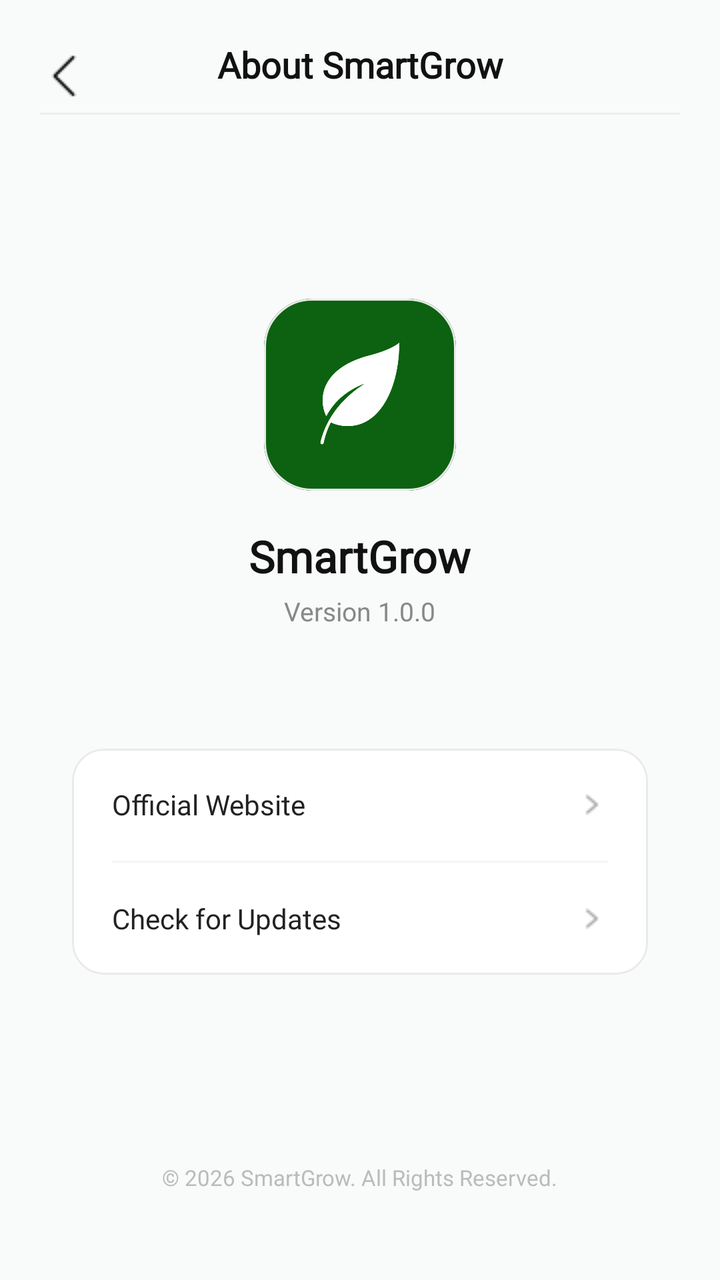
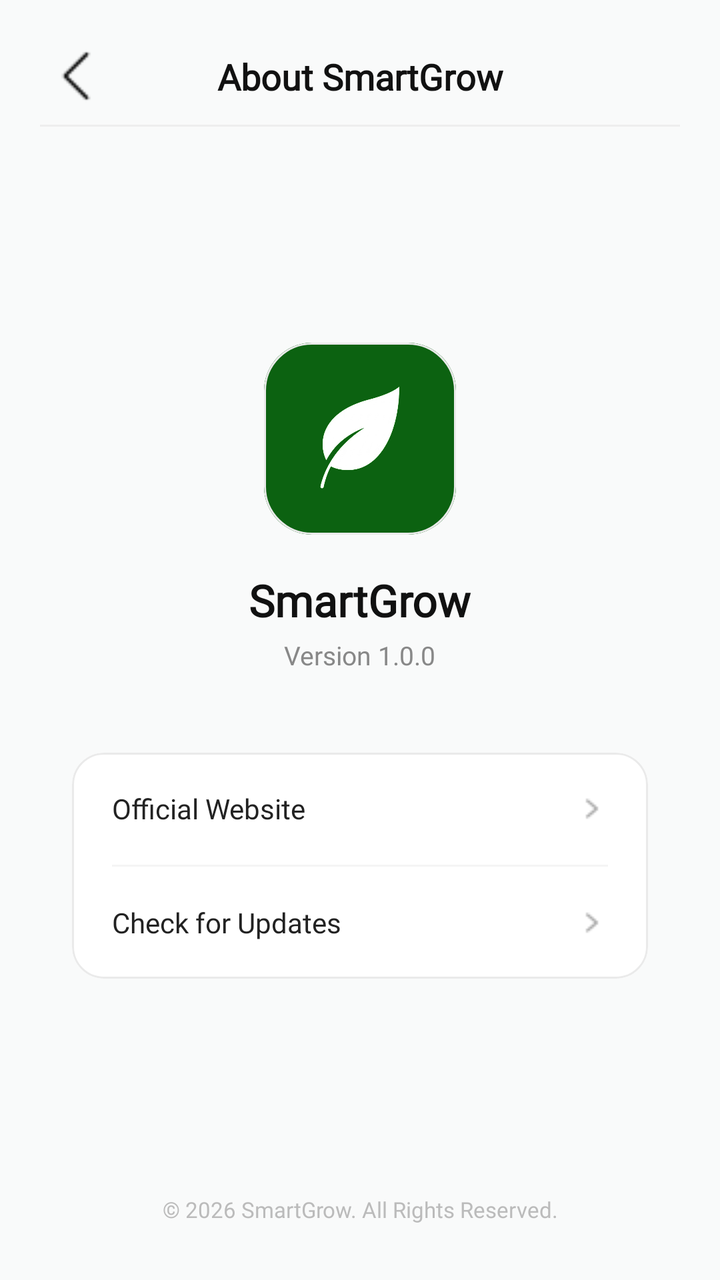

An Android layout rendered at two revisions. The XML below is the earlier revision; the diff shows what the commit changed to produce the second picture.
<!-- AndroidManifest.xml: application theme Theme.SmartGrow -->
<!-- res/layout/fragment_about_smart_grow.xml -->
<?xml version="1.0" encoding="utf-8"?>
<androidx.constraintlayout.widget.ConstraintLayout
    xmlns:android="http://schemas.android.com/apk/res/android"
    xmlns:app="http://schemas.android.com/apk/res-auto"
    xmlns:tools="http://tools.android.com/tools"
    android:id="@+id/layout_about_smartgrow"
    android:layout_width="match_parent"
    android:layout_height="match_parent"
    android:background="#F9FAFA"
    android:padding="20dp">

    <ImageView
        android:id="@+id/btn_back_about"
        android:layout_width="wrap_content"
        android:layout_height="36dp"
        android:background="?attr/selectableItemBackgroundBorderless"
        android:clickable="true"
        android:focusable="true"
        android:src="@drawable/ic_back"
        app:layout_constraintStart_toStartOf="parent"
        app:layout_constraintTop_toTopOf="parent"
        android:contentDescription="Go back"/>

    <TextView
        android:id="@+id/tv_about_title"
        android:layout_width="wrap_content"
        android:layout_height="wrap_content"
        android:fontFamily="@font/poppins"
        android:text="About SmartGrow"
        android:textAlignment="center"
        android:textColor="#111111"
        android:textSize="18sp"
        android:textStyle="bold"
        app:layout_constraintEnd_toEndOf="parent"
        app:layout_constraintStart_toStartOf="parent"
        app:layout_constraintTop_toTopOf="parent" />

    <View
        android:id="@+id/header_divider_about"
        android:layout_width="match_parent"
        android:layout_height="1dp"
        android:background="#EEEEEE"
        android:layout_marginTop="12dp"
        app:layout_constraintTop_toBottomOf="@id/tv_about_title"/>

    <androidx.core.widget.NestedScrollView
        android:layout_width="match_parent"
        android:layout_height="0dp"
        android:fillViewport="true"
        android:layout_marginTop="12dp"
        app:layout_constraintTop_toBottomOf="@id/header_divider_about"
        app:layout_constraintBottom_toBottomOf="parent">

        <LinearLayout
            android:layout_width="match_parent"
            android:layout_height="wrap_content"
            android:orientation="vertical"
            android:gravity="center_horizontal"
            android:paddingBottom="24dp">

            <com.google.android.material.card.MaterialCardView
                android:id="@+id/card_app_logo"
                android:layout_width="96dp"
                android:layout_height="96dp"
                android:layout_marginTop="80dp"
                app:cardBackgroundColor="#FFFFFF"
                app:cardCornerRadius="24dp"
                app:cardElevation="0dp"
                app:strokeColor="#EAEAEA"
                app:strokeWidth="1dp">

                <ImageView
                    android:layout_width="match_parent"
                    android:layout_height="match_parent"
                    android:padding="20dp"
                    android:background="#0C6211"
                    android:src="@drawable/smartgrow_logo"
                     />
            </com.google.android.material.card.MaterialCardView>

            <TextView
                android:layout_width="wrap_content"
                android:layout_height="wrap_content"
                android:layout_marginTop="18dp"
                android:text="SmartGrow"
                android:textColor="#111111"
                android:textSize="22sp"
                android:textStyle="bold"
                android:fontFamily="@font/poppins" />

            <TextView
                android:layout_width="wrap_content"
                android:layout_height="wrap_content"
                android:layout_marginTop="4dp"
                android:text="Version 1.0.0"
                android:textColor="#888888"
                android:textSize="13sp"
                android:fontFamily="@font/poppins" />

            <com.google.android.material.card.MaterialCardView
                android:layout_width="match_parent"
                android:layout_height="wrap_content"
                android:layout_marginHorizontal="16dp"
                android:layout_marginTop="60dp"
                app:cardBackgroundColor="#FFFFFF"
                app:cardCornerRadius="16dp"
                app:cardElevation="0dp"
                app:strokeColor="#EAEAEA"
                app:strokeWidth="1dp">

                <LinearLayout
                    android:layout_width="match_parent"
                    android:layout_height="wrap_content"
                    android:orientation="vertical">

                    <RelativeLayout
                        android:id="@+id/btn_official_website"
                        android:layout_width="match_parent"
                        android:layout_height="56dp"
                        android:clickable="true"
                        android:focusable="true"
                        android:background="?attr/selectableItemBackground"
                        android:paddingHorizontal="20dp">

                        <TextView
                            android:layout_width="wrap_content"
                            android:layout_height="wrap_content"
                            android:layout_alignParentStart="true"
                            android:layout_centerInParent="true"
                            android:text="Official Website"
                            android:textColor="#222222"
                            android:textSize="14sp"
                            android:fontFamily="@font/poppins" />

                        <ImageView
                            android:layout_width="16dp"
                            android:layout_height="16dp"
                            android:layout_alignParentEnd="true"
                            android:layout_centerInParent="true"
                            android:src="@drawable/ic_next"
                            app:tint="#AAAAAA" />
                    </RelativeLayout>

                    <View
                        android:layout_width="match_parent"
                        android:layout_height="1dp"
                        android:background="#F5F5F5"
                        android:layout_marginHorizontal="20dp"/>

                    <RelativeLayout
                        android:id="@+id/btn_rate_app"
                        android:layout_width="match_parent"
                        android:layout_height="56dp"
                        android:clickable="true"
                        android:focusable="true"
                        android:background="?attr/selectableItemBackground"
                        android:paddingHorizontal="20dp">

                        <TextView
                            android:layout_width="wrap_content"
                            android:layout_height="wrap_content"
                            android:layout_alignParentStart="true"
                            android:layout_centerInParent="true"
                            android:text="Check for Updates"
                            android:textColor="#222222"
                            android:textSize="14sp"
                            android:fontFamily="@font/poppins" />

                        <ImageView
                            android:layout_width="16dp"
                            android:layout_height="16dp"
                            android:layout_alignParentEnd="true"
                            android:layout_centerInParent="true"
                            android:src="@drawable/ic_next"
                            app:tint="#AAAAAA" />
                    </RelativeLayout>

                </LinearLayout>
            </com.google.android.material.card.MaterialCardView>

            <View
                android:layout_width="match_parent"
                android:layout_height="0dp"
                android:layout_weight="1"/>

            <TextView
                android:layout_width="wrap_content"
                android:layout_height="wrap_content"
                android:layout_marginTop="56dp"
                android:text="© 2026 SmartGrow. All Rights Reserved."
                android:textColor="#BBBBBB"
                android:textSize="11sp"
                android:fontFamily="@font/poppins" />

        </LinearLayout>
    </androidx.core.widget.NestedScrollView>
</androidx.constraintlayout.widget.ConstraintLayout>
<!-- resources referenced by this layout -->
<resources>
  <!-- drawable ic_back: png bitmap (drawable, 215 bytes) -->
  <!-- drawable ic_next: png bitmap (drawable, 250 bytes) -->
  <!-- drawable smartgrow_logo: png bitmap (drawable, 73503 bytes) -->
  <style name="Theme.SmartGrow" parent="Base.Theme.SmartGrow" />
  <style name="Base.Theme.SmartGrow" parent="Theme.Material3.DayNight.NoActionBar">
          <item name="android:windowBackground">@android:color/white</item>
          <item name="android:windowDisablePreview">true</item>
          <item name="android:statusBarColor">#0C6211</item>
          <item name="android:windowLightStatusBar" tools:targetApi="m">false</item>
      </style>
</resources>

<!-- the commit's change to res/layout/fragment_about_smart_grow.xml (unified diff, before → after) -->
@@ -2,21 +2,22 @@
 <androidx.constraintlayout.widget.ConstraintLayout
     xmlns:android="http://schemas.android.com/apk/res/android"
     xmlns:app="http://schemas.android.com/apk/res-auto"
-    xmlns:tools="http://tools.android.com/tools"
     android:id="@+id/layout_about_smartgrow"
     android:layout_width="match_parent"
     android:layout_height="match_parent"
     android:background="#F9FAFA"
     android:padding="20dp">
 
+    
     <ImageView
         android:id="@+id/btn_back_about"
-        android:layout_width="wrap_content"
+        android:layout_width="36dp"
         android:layout_height="36dp"
         android:background="?attr/selectableItemBackgroundBorderless"
         android:clickable="true"
         android:focusable="true"
         android:src="@drawable/ic_back"
+        android:padding="4dp"
         app:layout_constraintStart_toStartOf="parent"
         app:layout_constraintTop_toTopOf="parent"
         android:contentDescription="Go back"/>
@@ -27,13 +28,13 @@
         android:layout_height="wrap_content"
         android:fontFamily="@font/poppins"
         android:text="About SmartGrow"
-        android:textAlignment="center"
         android:textColor="#111111"
         android:textSize="18sp"
         android:textStyle="bold"
         app:layout_constraintEnd_toEndOf="parent"
         app:layout_constraintStart_toStartOf="parent"
-        app:layout_constraintTop_toTopOf="parent" />
+        app:layout_constraintTop_toTopOf="@id/btn_back_about"
+        app:layout_constraintBottom_toBottomOf="@id/btn_back_about"/>
 
     <View
         android:id="@+id/header_divider_about"
@@ -43,155 +44,147 @@
         android:layout_marginTop="12dp"
         app:layout_constraintTop_toBottomOf="@id/tv_about_title"/>
 
-    <androidx.core.widget.NestedScrollView
+
+    
+    <TextView
+        android:id="@+id/tv_copyright"
+        android:layout_width="wrap_content"
+        android:layout_height="wrap_content"
+        android:layout_marginBottom="8dp"
+        android:text="© 2026 SmartGrow. All Rights Reserved."
+        android:textColor="#BBBBBB"
+        android:textSize="11sp"
+        android:fontFamily="@font/poppins"
+        app:layout_constraintBottom_toBottomOf="parent"
+        app:layout_constraintStart_toStartOf="parent"
+        app:layout_constraintEnd_toEndOf="parent" />
+
+
+    
+    <LinearLayout
         android:layout_width="match_parent"
-        android:layout_height="0dp"
-        android:fillViewport="true"
-        android:layout_marginTop="12dp"
+        android:layout_height="wrap_content"
+        android:orientation="vertical"
+        android:gravity="center_horizontal"
         app:layout_constraintTop_toBottomOf="@id/header_divider_about"
-        app:layout_constraintBottom_toBottomOf="parent">
+        app:layout_constraintBottom_toTopOf="@id/tv_copyright">
 
-        <LinearLayout
+        <com.google.android.material.card.MaterialCardView
+            android:id="@+id/card_app_logo"
+            android:layout_width="96dp"
+            android:layout_height="96dp"
+            app:cardBackgroundColor="#FFFFFF"
+            app:cardCornerRadius="24dp"
+            app:cardElevation="0dp"
+            app:strokeColor="#EAEAEA"
+            app:strokeWidth="1dp">
+
+            <ImageView
+                android:layout_width="match_parent"
+                android:layout_height="match_parent"
+                android:padding="20dp"
+                android:background="#0C6211"
+                android:src="@drawable/smartgrow_logo" />
+        </com.google.android.material.card.MaterialCardView>
+
+        <TextView
+            android:layout_width="wrap_content"
+            android:layout_height="wrap_content"
+            android:layout_marginTop="18dp"
+            android:text="SmartGrow"
+            android:textColor="#111111"
+            android:textSize="22sp"
+            android:textStyle="bold"
+            android:fontFamily="@font/poppins" />
+
+        <TextView
+            android:layout_width="wrap_content"
+            android:layout_height="wrap_content"
+            android:layout_marginTop="4dp"
+            android:text="Version 1.0.0"
+            android:textColor="#888888"
+            android:textSize="13sp"
+            android:fontFamily="@font/poppins" />
+
+        <com.google.android.material.card.MaterialCardView
             android:layout_width="match_parent"
             android:layout_height="wrap_content"
-            android:orientation="vertical"
-            android:gravity="center_horizontal"
-            android:paddingBottom="24dp">
+            android:layout_marginHorizontal="16dp"
+            android:layout_marginTop="40dp"
+            app:cardBackgroundColor="#FFFFFF"
+            app:cardCornerRadius="16dp"
+            app:cardElevation="0dp"
+            app:strokeColor="#EAEAEA"
+            app:strokeWidth="1dp">
 
-            <com.google.android.material.card.MaterialCardView
-                android:id="@+id/card_app_logo"
-                android:layout_width="96dp"
-                android:layout_height="96dp"
-                android:layout_marginTop="80dp"
-                app:cardBackgroundColor="#FFFFFF"
-                app:cardCornerRadius="24dp"
-                app:cardElevation="0dp"
-                app:strokeColor="#EAEAEA"
-                app:strokeWidth="1dp">
-
-                <ImageView
-                    android:layout_width="match_parent"
-                    android:layout_height="match_parent"
-                    android:padding="20dp"
-                    android:background="#0C6211"
-                    android:src="@drawable/smartgrow_logo"
-                     />
-            </com.google.android.material.card.MaterialCardView>
-
-            <TextView
-                android:layout_width="wrap_content"
-                android:layout_height="wrap_content"
-                android:layout_marginTop="18dp"
-                android:text="SmartGrow"
-                android:textColor="#111111"
-                android:textSize="22sp"
-                android:textStyle="bold"
-                android:fontFamily="@font/poppins" />
-
-            <TextView
-                android:layout_width="wrap_content"
-                android:layout_height="wrap_content"
-                android:layout_marginTop="4dp"
-                android:text="Version 1.0.0"
-                android:textColor="#888888"
-                android:textSize="13sp"
-                android:fontFamily="@font/poppins" />
-
-            <com.google.android.material.card.MaterialCardView
+            <LinearLayout
                 android:layout_width="match_parent"
                 android:layout_height="wrap_content"
-                android:layout_marginHorizontal="16dp"
-                android:layout_marginTop="60dp"
-                app:cardBackgroundColor="#FFFFFF"
-                app:cardCornerRadius="16dp"
-                app:cardElevation="0dp"
-                app:strokeColor="#EAEAEA"
-                app:strokeWidth="1dp">
+                android:orientation="vertical">
 
-                <LinearLayout
+                <RelativeLayout
+                    android:id="@+id/btn_official_website"
                     android:layout_width="match_parent"
-                    android:layout_height="wrap_content"
-                    android:orientation="vertical">
+                    android:layout_height="56dp"
+                    android:clickable="true"
+                    android:focusable="true"
+                    android:background="?attr/selectableItemBackground"
+                    android:paddingHorizontal="20dp">
 
-                    <RelativeLayout
-                        android:id="@+id/btn_official_website"
-                        android:layout_width="match_parent"
-                        android:layout_height="56dp"
-                        android:clickable="true"
-                        android:focusable="true"
-                        android:background="?attr/selectableItemBackground"
-                        android:paddingHorizontal="20dp">
+                    <TextView
+                        android:layout_width="wrap_content"
+                        android:layout_height="wrap_content"
+                        android:layout_alignParentStart="true"
+                        android:layout_centerInParent="true"
+                        android:text="Official Website"
+                        android:textColor="#222222"
+                        android:textSize="14sp"
+                        android:fontFamily="@font/poppins" />
 
-                        <TextView
-                            android:layout_width="wrap_content"
-                            android:layout_height="wrap_content"
-                            android:layout_alignParentStart="true"
-                            android:layout_centerInParent="true"
-                            android:text="Official Website"
-                            android:textColor="#222222"
-                            android:textSize="14sp"
-                            android:fontFamily="@font/poppins" />
+                    <ImageView
+                        android:layout_width="16dp"
+                        android:layout_height="16dp"
+                        android:layout_alignParentEnd="true"
+                        android:layout_centerInParent="true"
+                        android:src="@drawable/ic_next"
+                        app:tint="#AAAAAA" />
+                </RelativeLayout>
 
-                        <ImageView
-                            android:layout_width="16dp"
-                            android:layout_height="16dp"
-                            android:layout_alignParentEnd="true"
-                            android:layout_centerInParent="true"
-                            android:src="@drawable/ic_next"
-                            app:tint="#AAAAAA" />
-                    </RelativeLayout>
+                <View
+                    android:layout_width="match_parent"
+                    android:layout_height="1dp"
+                    android:background="#F5F5F5"
+                    android:layout_marginHorizontal="20dp"/>
 
-                    <View
-                        android:layout_width="match_parent"
-                        android:layout_height="1dp"
-                        android:background="#F5F5F5"
-                        android:layout_marginHorizontal="20dp"/>
+                <RelativeLayout
+                    android:id="@+id/btn_rate_app"
+                    android:layout_width="match_parent"
+                    android:layout_height="56dp"
+                    android:clickable="true"
+                    android:focusable="true"
+                    android:background="?attr/selectableItemBackground"
+                    android:paddingHorizontal="20dp">
 
-                    <RelativeLayout
-                        android:id="@+id/btn_rate_app"
-                        android:layout_width="match_parent"
-                        android:layout_height="56dp"
-                        android:clickable="true"
-                        android:focusable="true"
-                        android:background="?attr/selectableItemBackground"
-                        android:paddingHorizontal="20dp">
+                    <TextView
+                        android:layout_width="wrap_content"
+                        android:layout_height="wrap_content"
+                        android:layout_alignParentStart="true"
+                        android:layout_centerInParent="true"
+                        android:text="Check for Updates"
+                        android:textColor="#222222"
+                        android:textSize="14sp"
+                        android:fontFamily="@font/poppins" />
 
-                        <TextView
-                            android:layout_width="wrap_content"
-                            android:layout_height="wrap_content"
-                            android:layout_alignParentStart="true"
-                            android:layout_centerInParent="true"
-                            android:text="Check for Updates"
-                            android:textColor="#222222"
-                            android:textSize="14sp"
-                            android:fontFamily="@font/poppins" />
+                    <ImageView
+                        android:layout_width="16dp"
+                        android:layout_height="16dp"
+                        android:layout_alignParentEnd="true"
+                        android:layout_centerInParent="true"
+                        android:src="@drawable/ic_next"
+                        app:tint="#AAAAAA" />
+                </RelativeLayout>
+            </LinearLayout>
+        </com.google.android.material.card.MaterialCardView>
+    </LinearLayout>
 
-                        <ImageView
-                            android:layout_width="16dp"
-                            android:layout_height="16dp"
-                            android:layout_alignParentEnd="true"
-                            android:layout_centerInParent="true"
-                            android:src="@drawable/ic_next"
-                            app:tint="#AAAAAA" />
-                    </RelativeLayout>
-
-                </LinearLayout>
-            </com.google.android.material.card.MaterialCardView>
-
-            <View
-                android:layout_width="match_parent"
-                android:layout_height="0dp"
-                android:layout_weight="1"/>
-
-            <TextView
-                android:layout_width="wrap_content"
-                android:layout_height="wrap_content"
-                android:layout_marginTop="56dp"
-                android:text="© 2026 SmartGrow. All Rights Reserved."
-                android:textColor="#BBBBBB"
-                android:textSize="11sp"
-                android:fontFamily="@font/poppins" />
-
-        </LinearLayout>
-    </androidx.core.widget.NestedScrollView>
 </androidx.constraintlayout.widget.ConstraintLayout>
<!-- resource entries referenced after the edit -->
@@ -9,6 +9,12 @@
           <item name="android:windowDisablePreview">true</item>
           <item name="android:statusBarColor">#0C6211</item>
           <item name="android:windowLightStatusBar" tools:targetApi="m">false</item>
+  
+          
+          <item name="android:navigationBarColor">#F9FAFA</item>
+  
+          
+          <item name="android:windowLightNavigationBar" tools:targetApi="o">true</item>
       </style>
 </resources>
 
